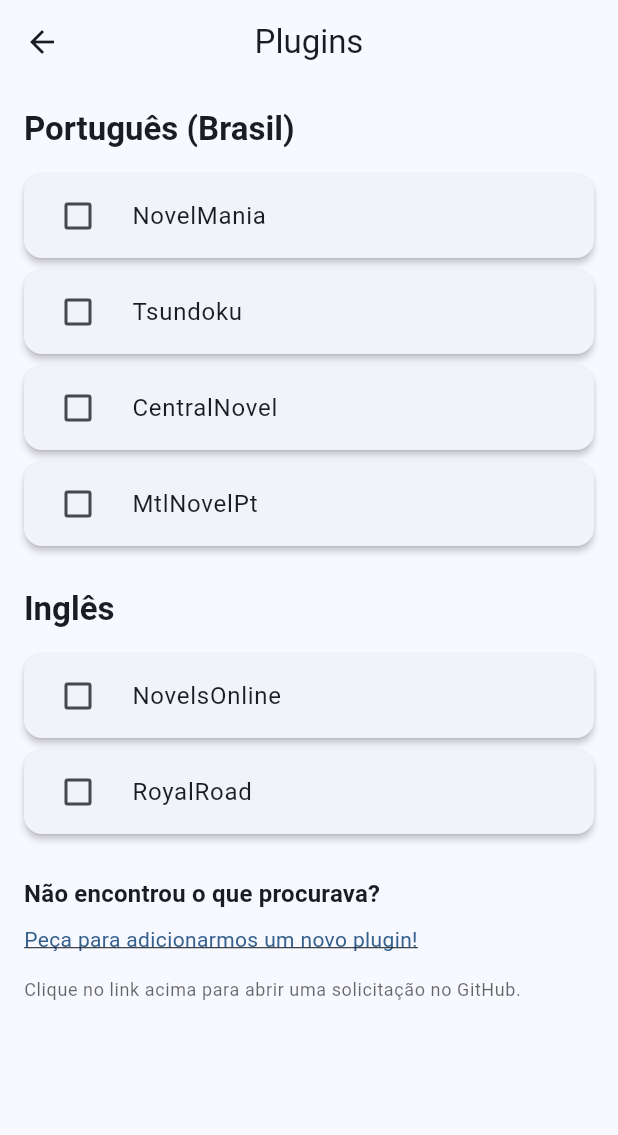
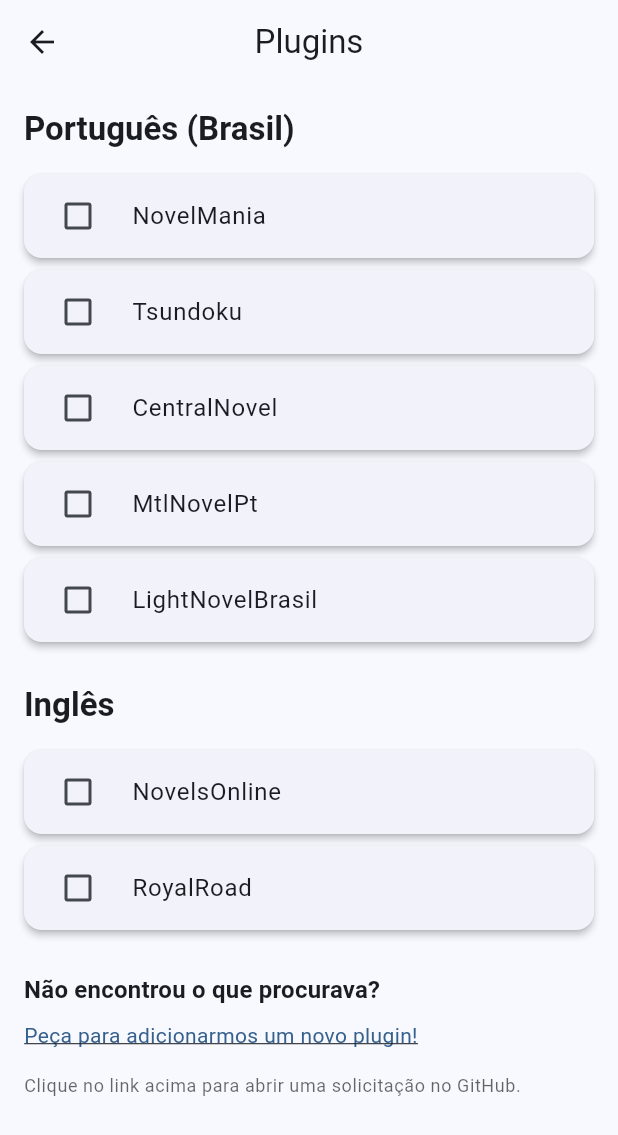
Before and after one commit to Luiz-eduardp/akashic_records, a Flutter app: the PluginsScreen screen opened by its route, on a phone screen of 412 x 824 dp. Shown: the top 1135 px of the screen. Run offline on Flutter 3.47's test engine with Material 3 defaults, Android fonts, the phone set to English and light mode, and no system bars; our stand-ins replace cached_network_image, cookie_jar, dio, flutter_colorpicker, flutter_html, flutter_markdown and 5 more; accounts and stored records are empty; network calls fail.

Commit message:
feat: Add LightNovelBrasil plugin to available plugins and app state

```diff
--- a/lib/screens/plugins/plugins_screen.dart
+++ b/lib/screens/plugins/plugins_screen.dart
@@ -16,6 +16,7 @@ class _PluginsScreenState extends State<PluginsScreen> {
     'Tsundoku',
     'CentralNovel',
     'MtlNovelPt',
+    'LightNovelBrasil'
   ];
 
   final List<String> availablePluginsEn = ['NovelsOnline', 'RoyalRoad'];
--- a/lib/services/plugins/english/boxnovel_service.dart
+++ b/lib/services/plugins/english/boxnovel_service.dart
@@ -124,7 +124,6 @@ class BoxNovel implements PluginService {
 
   Future<http.Response> safeFetch(String url, {Map<String, String>? headers}) async {
     final mergedHeaders = {...this.headers};
-     // Adicione o User-Agent aqui
     mergedHeaders['User-Agent'] = 'Mozilla/5.0 (Windows NT 10.0; Win64; x64) AppleWebKit/537.36 (KHTML, like Gecko) Chrome/120.0.0.0 Safari/537.36';
     if (headers != null) {
       mergedHeaders.addAll(headers);
--- a/lib/state/app_state.dart
+++ b/lib/state/app_state.dart
@@ -1,7 +1,7 @@
 import 'dart:convert';
-import 'package:akashic_records/services/plugins/english/boxnovel_service.dart';
 import 'package:akashic_records/services/plugins/english/novelonline_service.dart';
 import 'package:akashic_records/services/plugins/english/royalroad_service.dart';
+import 'package:akashic_records/services/plugins/ptbr/lightnovelbrasil_service.dart';
 import 'package:akashic_records/services/plugins/ptbr/mtl_service.dart';
 import 'package:flutter/material.dart';
 import 'package:shared_preferences/shared_preferences.dart';
@@ -296,9 +296,9 @@ class AppState with ChangeNotifier {
     _pluginServices['Tsundoku'] = Tsundoku();
     _pluginServices['CentralNovel'] = CentralNovel();
     _pluginServices['MtlNovelPt'] = MtlNovelPt();
-    _pluginServices['BoxNovel'] = BoxNovel();
     _pluginServices['NovelsOnline'] = NovelsOnline();
     _pluginServices['RoyalRoad'] = RoyalRoad();
+    _pluginServices['LightNovelBrasil'] = LightNovelBrasil();
   }
 
   ThemeMode get themeMode => _themeMode;
```
